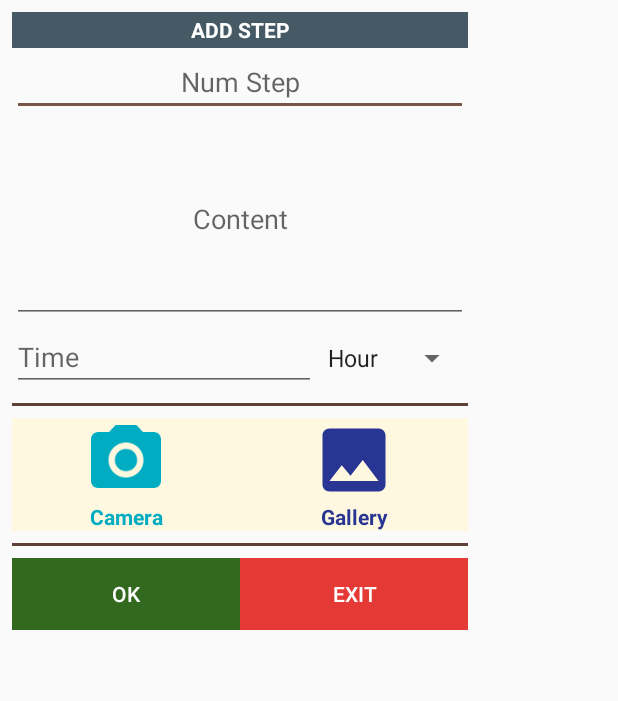
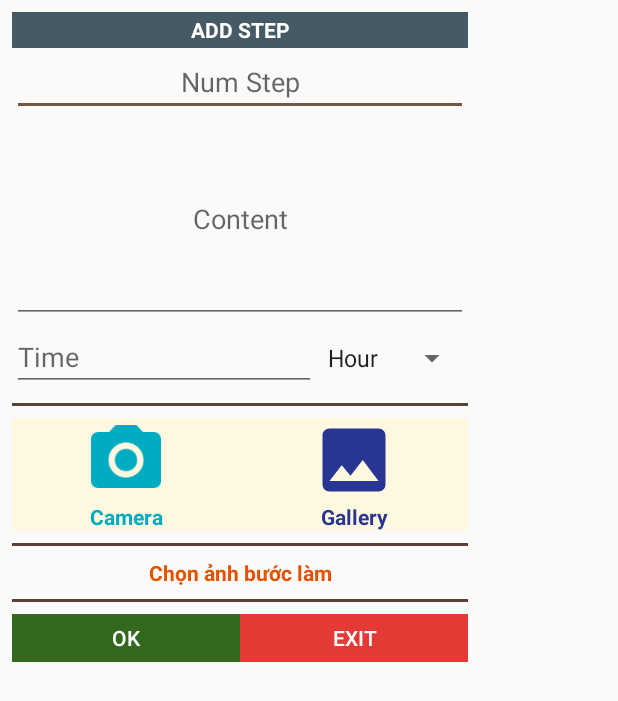
Before and after one commit to nsh96hp/BKAP, an Android app: the layout dialog_steps.xml on its own in the app's theme, with its tools: preview values and no code run, on a phone screen of 412 x 824 dp. Shown: the top 701 px of the screen. Run offline under Robolectric (Android 15) with nearby library versions, the phone set to English and light mode, and no system bars.

Commit message:
Change 3

```diff
--- a/app/src/main/AndroidManifest.xml
+++ b/app/src/main/AndroidManifest.xml
@@ -3,6 +3,7 @@
     package="com.test.cookcook">
     <uses-permission android:name="android.permission.WRITE_EXTERNAL_STORAGE" />
     <uses-permission android:name="android.permission.READ_EXTERNAL_STORAGE" />
+
     <uses-feature android:name="android.hardware.camera" android:required="true" />
     <uses-permission android:name="android.permission.INTERNET" />
 
--- a/app/src/main/res/layout/dialog_steps.xml
+++ b/app/src/main/res/layout/dialog_steps.xml
@@ -27,7 +27,7 @@
         android:layout_height="138dp"
         android:gravity="center"
         android:hint="Content"
-        android:inputType="number" />
+        />
     <LinearLayout
         android:layout_width="match_parent"
         android:layout_height="wrap_content"
@@ -37,6 +37,7 @@
             android:layout_width="0dp"
             android:layout_weight="2"
             android:layout_height="wrap_content"
+            android:inputType="number"
             android:hint="Time"/>
         <Spinner
             android:id="@+id/add_dialog_unit"
@@ -108,6 +109,20 @@
         android:background="#5d4037"
         android:layout_marginTop="8dp"
         android:layout_marginBottom="8dp"></View>
+    <TextView
+        android:id="@+id/add_steps_image_flag"
+        android:layout_width="match_parent"
+        android:layout_height="wrap_content"
+        android:gravity="center"
+        android:textStyle="bold"
+        android:textColor="#e65100"
+        android:text="Chọn ảnh bước làm"/>
+    <View
+        android:layout_width="match_parent"
+        android:layout_height="2dp"
+        android:background="#5d4037"
+        android:layout_marginTop="8dp"
+        android:layout_marginBottom="8dp"></View>
     //////////////////////
     <LinearLayout
         android:layout_width="match_parent"
@@ -117,7 +132,7 @@
             android:id="@+id/add_dialog_step_ok"
             android:layout_width="0dp"
             android:layout_weight="1"
-            android:layout_height="wrap_content"
+            android:layout_height="32dp"
             android:background="#33691E"
             android:textColor="#fff"
             android:text="OK"/>
@@ -125,7 +140,7 @@
             android:id="@+id/add_dialog_step_exit"
             android:layout_width="0dp"
             android:layout_weight="1"
-            android:layout_height="wrap_content"
+            android:layout_height="32dp"
             android:background="#E53935"
             android:textColor="#fff"
             android:text="Exit">
```
Also changed, not shown: app/src/main/java/com/test/cookcook/data/entity/Cooked.java (+1 -1 lines), app/src/main/java/com/test/cookcook/data/entity/Ingredients.java (+7 -0 lines), app/src/main/java/com/test/cookcook/data/entity/Steps.java (+1 -0 lines), app/src/main/java/com/test/cookcook/ui/defaultCooked/addCooked/AddCookedFragment.java (+56 -10 lines).
